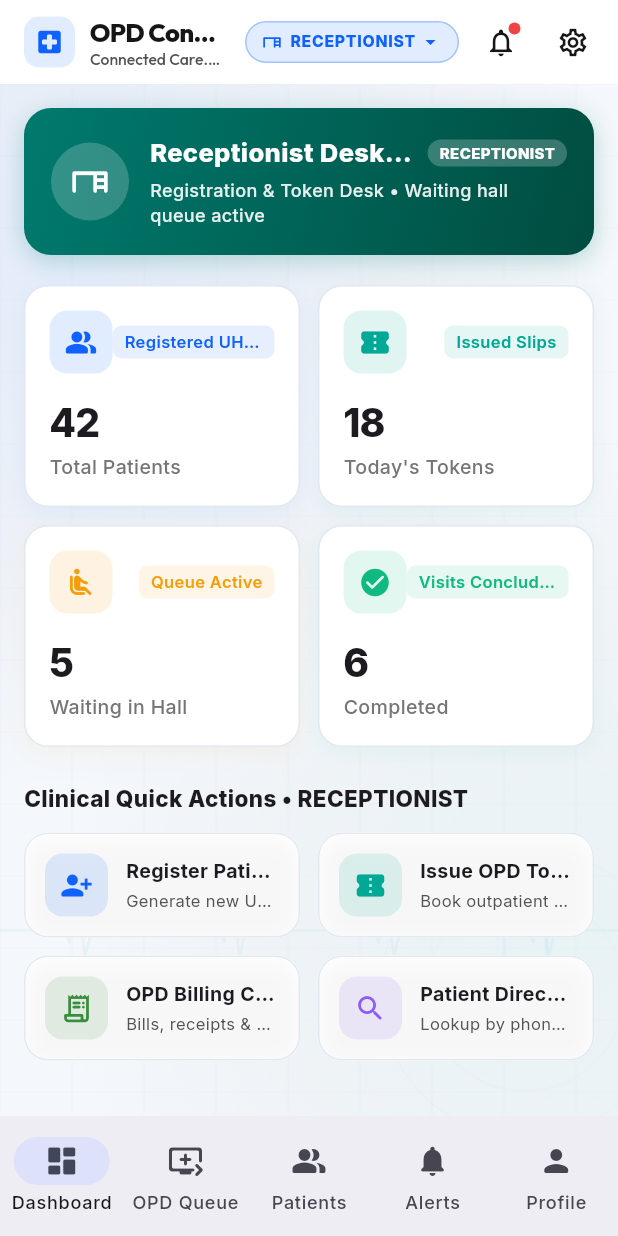
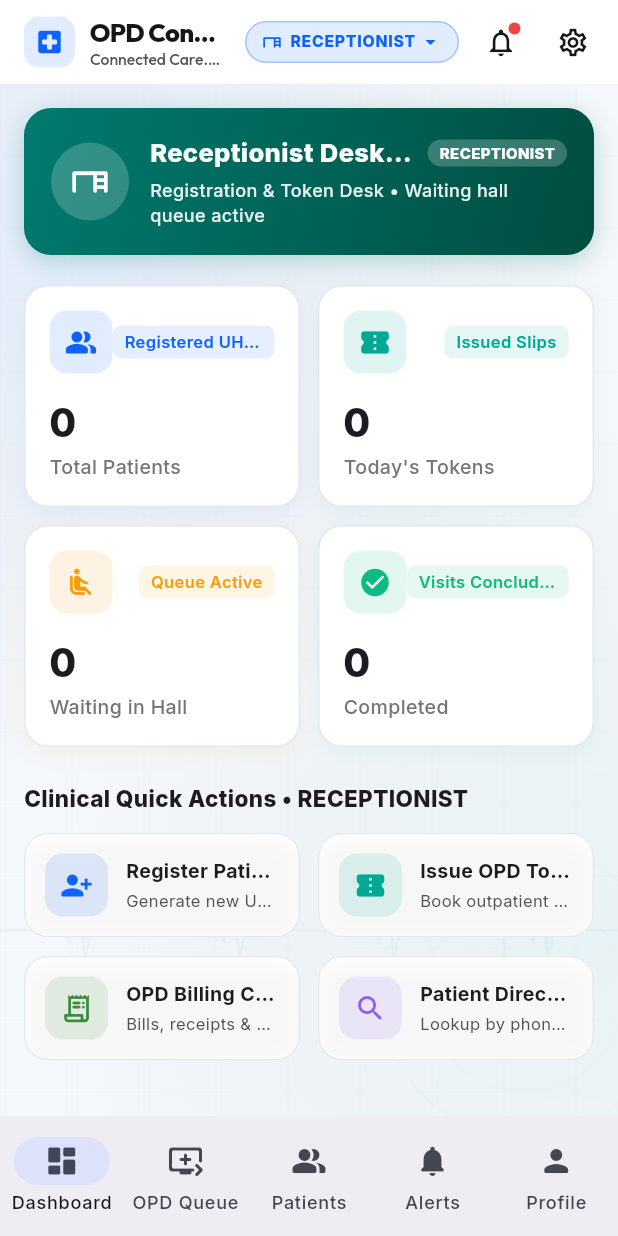
Before and after one commit to LakshmisrujanaMajeti/Doctor, a Flutter app: the RoleDashboardShell screen opened by its route, on a phone screen of 412 x 824 dp. Run offline on Flutter 3.47's test engine with Material 3 defaults, Android fonts, the phone set to English and light mode, and no system bars; our stand-ins replace dio, flutter_riverpod, flutter_secure_storage, go_router, google_fonts, shared_preferences and 1 more; accounts and stored records are empty; network calls fail.

Commit message:
feat(realtime): dynamic live dashboards, super admin staff provisioning, and doctor roster patient assignment

```diff
--- a/frontend/lib/features/dashboard/providers/dashboard_provider.dart
+++ b/frontend/lib/features/dashboard/providers/dashboard_provider.dart
@@ -3,6 +3,9 @@ import 'package:flutter_riverpod/flutter_riverpod.dart';
 import '../../auth/providers/auth_provider.dart';
 import '../../../core/network/api_endpoints.dart';
 import '../models/dashboard_stats.dart';
+
+import '../../patients/providers/patient_provider.dart';
+import '../../visits/providers/visit_provider.dart';
 
 final dashboardStatsProvider = FutureProvider<DashboardStatsModel>((ref) async {
   final dioClient = ref.watch(dioClientProvider);
@@ -14,15 +17,34 @@ final dashboardStatsProvider = FutureProvider<DashboardStatsModel>((ref) async {
     }
   } catch (_) {}
 
-  // Synthetic fallback stats
+  // Dynamic real-time calculation from active repositories
+  int totalPatients = 0;
+  int totalVisits = 0;
+  int waiting = 0;
+  int triaged = 0;
+  int completed = 0;
+
+  try {
+    final patients = await ref.watch(patientRepositoryProvider).getPatients();
+    totalPatients = patients.length;
+  } catch (_) {}
+
+  try {
+    final visits = await ref.watch(visitRepositoryProvider).getVisits();
+    totalVisits = visits.length;
+    waiting = visits.where((v) => v.status == 'WAITING' || v.status == 'REGISTERED').length;
+    triaged = visits.where((v) => v.status == 'TRIAGED').length;
+    completed = visits.where((v) => v.status == 'COMPLETED').length;
+  } catch (_) {}
+
   return DashboardStatsModel(
-    totalPatients: 42,
-    totalVisits: 18,
-    activeDoctors: 6,
+    totalPatients: totalPatients,
+    totalVisits: totalVisits,
+    activeDoctors: 1,
     departments: 5,
-    waiting: 5,
-    triaged: 7,
-    completed: 6,
+    waiting: waiting,
+    triaged: triaged,
+    completed: completed,
   );
 });
 
--- a/frontend/lib/features/dashboard/screens/role_dashboard_shell.dart
+++ b/frontend/lib/features/dashboard/screens/role_dashboard_shell.dart
@@ -233,6 +233,7 @@ class _RoleDashboardShellState extends ConsumerState<RoleDashboardShell> {
                       context: context,
                       role: currentRole,
                       stats: stats,
+                      visitsAsync: visitsAsync,
                     ),
                     loading: () => const Center(
                       child: Padding(
@@ -416,6 +417,7 @@ class _RoleDashboardShellState extends ConsumerState<RoleDashboardShell> {
     required BuildContext context,
     required String role,
     required DashboardStatsModel stats,
+    required AsyncValue<List<OPDVisitModel>> visitsAsync,
   }) {
     switch (role) {
       case 'doctor':
@@ -533,6 +535,8 @@ class _RoleDashboardShellState extends ConsumerState<RoleDashboardShell> {
         );
 
       case 'patient':
+        final allVisits = visitsAsync.asData?.value ?? [];
+        final myVisit = allVisits.isNotEmpty ? allVisits.first : null;
         return Column(
           children: [
             Row(
@@ -540,22 +544,22 @@ class _RoleDashboardShellState extends ConsumerState<RoleDashboardShell> {
                 Expanded(
                   child: StatMetricCard(
                     title: 'Your Token',
-                    value: '#12',
+                    value: myVisit != null ? '#${myVisit.queueToken}' : 'No Token',
                     icon: Icons.confirmation_number_rounded,
                     color: AppColors.primaryBlue,
-                    subtitle: 'General OPD',
-                    onTap: () => context.push('/queue'),
+                    subtitle: myVisit?.departmentName ?? 'OPD Intake',
+                    onTap: () => context.push('/patient/portal'),
                   ),
                 ),
                 const SizedBox(width: 12),
                 Expanded(
                   child: StatMetricCard(
-                    title: 'Est. Wait Time',
-                    value: '~18 min',
+                    title: 'Queue Status',
+                    value: myVisit?.status ?? 'READY',
                     icon: Icons.timer_outlined,
                     color: AppColors.accentTeal,
-                    subtitle: '3 Ahead of You',
-                    onTap: () => context.push('/queue'),
+                    subtitle: myVisit != null ? 'Slip: ${myVisit.visitNumber}' : 'Visit Slip Not Issued',
+                    onTap: () => context.push('/patient/portal'),
                   ),
                 ),
               ],
@@ -565,23 +569,23 @@ class _RoleDashboardShellState extends ConsumerState<RoleDashboardShell> {
               children: [
                 Expanded(
                   child: StatMetricCard(
-                    title: 'Assigned Room',
-                    value: 'Room 104',
+                    title: 'Assigned Physician',
+                    value: myVisit?.doctorName ?? 'Consultation Desk',
                     icon: Icons.meeting_room_rounded,
                     color: const Color(0xFF8B5CF6),
-                    subtitle: 'Dr. Sarah Chen',
-                    onTap: () => context.push('/queue'),
+                    subtitle: myVisit?.departmentName ?? 'Outpatient Clinic',
+                    onTap: () => context.push('/patient/portal'),
                   ),
                 ),
                 const SizedBox(width: 12),
                 Expanded(
                   child: StatMetricCard(
-                    title: 'Active Rx',
-                    value: '2 Meds',
-                    icon: Icons.medication_rounded,
+                    title: 'Health Services',
+                    value: 'Patient Portal',
+                    icon: Icons.health_and_safety_rounded,
                     color: AppColors.statusCompleted,
-                    subtitle: 'Pharmacy Ready',
-                    onTap: () => context.push('/queue'),
+                    subtitle: 'Rx, Labs & Invoices',
+                    onTap: () => context.push('/patient/portal'),
                   ),
                 ),
               ],
@@ -655,7 +659,7 @@ class _RoleDashboardShellState extends ConsumerState<RoleDashboardShell> {
                 Expanded(
                   child: StatMetricCard(
                     title: 'Pending Tests',
-                    value: '14 Orders',
+                    value: '${stats.triaged} Tests',
                     icon: Icons.biotech_rounded,
                     color: AppColors.primaryBlue,
                     subtitle: 'Awaiting Run',
@@ -666,10 +670,10 @@ class _RoleDashboardShellState extends ConsumerState<RoleDashboardShell> {
                 Expanded(
                   child: StatMetricCard(
                     title: 'Abnormal Results',
-                    value: '3 Flagged',
+                    value: '0 Flagged',
                     icon: Icons.warning_amber_rounded,
                     color: AppColors.triageEmergency,
-                    subtitle: 'Critical Alert',
+                    subtitle: 'Critical Alerts',
                     onTap: () => context.push('/notifications'),
                   ),
                 ),
@@ -681,7 +685,7 @@ class _RoleDashboardShellState extends ConsumerState<RoleDashboardShell> {
                 Expanded(
                   child: StatMetricCard(
                     title: 'Completed Tests',
-                    value: '48 Today',
+                    value: '${stats.completed} Verified',
                     icon: Icons.task_alt_rounded,
                     color: AppColors.statusCompleted,
                     subtitle: 'Verified & Sent',
@@ -692,10 +696,10 @@ class _RoleDashboardShellState extends ConsumerState<RoleDashboardShell> {
                 Expanded(
                   child: StatMetricCard(
                     title: 'Lab Turnaround',
-                    value: '32 mins',
+                    value: 'Active TAT',
                     icon: Icons.timer_outlined,
                     color: AppColors.accentTeal,
-                    subtitle: 'Average TAT',
+                    subtitle: 'Average Turnaround',
                     onTap: () => context.push('/notifications'),
                   ),
                 ),
@@ -712,7 +716,7 @@ class _RoleDashboardShellState extends ConsumerState<RoleDashboardShell> {
                 Expanded(
                   child: StatMetricCard(
                     title: 'Rx Dispensing Queue',
-                    value: '9 Active',
+                    value: '${stats.waiting + stats.triaged} Active',
                     icon: Icons.medication_rounded,
                     color: AppColors.primaryBlue,
                     subtitle: 'To Dispense',
@@ -723,10 +727,10 @@ class _RoleDashboardShellState extends ConsumerState<RoleDashboardShell> {
                 Expanded(
                   child: StatMetricCard(
                     title: 'Medicines Dispensed',
-                    value: '72 Today',
+                    value: '${stats.completed} Today',
                     icon: Icons.check_circle_outline_rounded,
                     color: AppColors.statusCompleted,
-                    subtitle: 'Fulfilled',
+                    subtitle: 'Fulfilled Visits',
                     onTap: () => context.push('/queue'),
                   ),
                 ),
@@ -738,21 +742,21 @@ class _RoleDashboardShellState extends ConsumerState<RoleDashboardShell> {
                 Expanded(
                   child: StatMetricCard(
                     title: 'Pending Payments',
-                    value: '4 Orders',
+                    value: 'Counter Queue',
                     icon: Icons.receipt_long_rounded,
                     color: AppColors.triagePriority,
-                    subtitle: 'Counter Billing',
-                    onTap: () => context.push('/queue'),
+                    subtitle: 'Billing Ready',
+                    onTap: () => context.push('/billing'),
                   ),
                 ),
                 const SizedBox(width: 12),
                 Expanded(
                   child: StatMetricCard(
-                    title: 'Low Stock Alert',
-                    value: '2 Items',
+                    title: 'Formulary Status',
+                    value: 'Stock Optimal',
                     icon: Icons.inventory_2_outlined,
-                    color: AppColors.triageEmergency,
-                    subtitle: 'Paracetamol 650',
+                    color: AppColors.statusCompleted,
+                    subtitle: 'Core Medications',
                     onTap: () => context.push('/queue'),
                   ),
                 ),
@@ -955,11 +959,11 @@ class _RoleDashboardShellState extends ConsumerState<RoleDashboardShell> {
           'onTap': () => context.push('/admin/portal'),
         },
         {
-          'title': 'Staff, Roles & Permissions',
-          'desc': 'User activation, roles & provisioning',
-          'icon': Icons.manage_accounts_rounded,
+          'title': 'Add & Manage Staff',
+          'desc': 'Doctors, Lab, Reception & Pharmacy roster',
+          'icon': Icons.person_add_rounded,
           'color': const Color(0xFF8B5CF6),
-          'onTap': () => context.push('/admin/portal'),
+          'onTap': () => context.push('/admin/portal?tab=1'),
         },
         {
           'title': 'Operational & Billing Reports',
--- a/frontend/lib/features/patients/screens/patient_registration_screen.dart
+++ b/frontend/lib/features/patients/screens/patient_registration_screen.dart
@@ -7,6 +7,7 @@ import '../../../shared/widgets/medical_illustrator_background.dart';
 import '../../../shared/widgets/opd_text_field.dart';
 import '../models/patient_model.dart';
 import '../providers/patient_provider.dart';
+import '../../dashboard/providers/dashboard_provider.dart';
 
 class PatientRegistrationScreen extends ConsumerStatefulWidget {
   const PatientRegistrationScreen({super.key});
@@ -375,6 +376,7 @@ class _PatientRegistrationScreenState extends ConsumerState<PatientRegistrationS
         allowDuplicate: allowDuplicate,
       );
       ref.invalidate(patientListProvider);
+      ref.invalidate(dashboardStatsProvider);
 
       if (mounted) {
         _showSuccessCard(registered);
--- a/frontend/lib/routing/app_router.dart
+++ b/frontend/lib/routing/app_router.dart
@@ -281,7 +281,10 @@ final appRouterProvider = Provider<GoRouter>((ref) {
       GoRoute(
         name: RouteNames.adminPortal,
         path: '/admin/portal',
-        builder: (context, state) => const HospitalAdminWorkspaceView(),
+        builder: (context, state) {
+          final tab = int.tryParse(state.uri.queryParameters['tab'] ?? '') ?? 0;
+          return HospitalAdminWorkspaceView(initialTabIndex: tab);
+        },
       ),
 
       // Reusable System State Screens
```
Also changed, not shown: frontend/lib/core/storage/secure_storage_service.dart (+12 -0 lines), frontend/lib/features/admin_portal/models/admin_portal_models.dart (+11 -0 lines), frontend/lib/features/admin_portal/repositories/admin_portal_repository.dart (+197 -7 lines), frontend/lib/features/admin_portal/screens/hospital_admin_workspace_view.dart (+7 -2 lines), frontend/lib/features/auth/repositories/auth_repository.dart (+25 -1 lines), frontend/lib/features/dashboard/providers/doctor_dashboard_provider.dart (+17 -8 lines), frontend/lib/features/doctors/models/doctor_model.dart (added, +70 -0 lines), frontend/lib/features/doctors/repositories/doctor_repository.dart (added, +113 -0 lines), frontend/lib/features/visits/repositories/visit_repository.dart (+14 -4 lines), frontend/lib/features/visits/screens/new_visit_screen.dart (+89 -5 lines), 2 other files.
